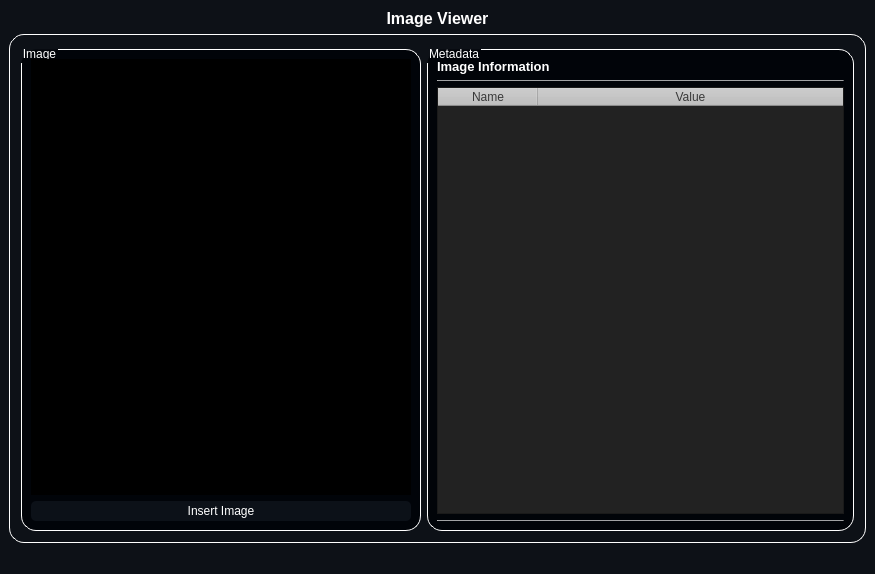
mo-gaafar/image-processing-toolbox, file resources/MainWindow.ui: the form before one commit.
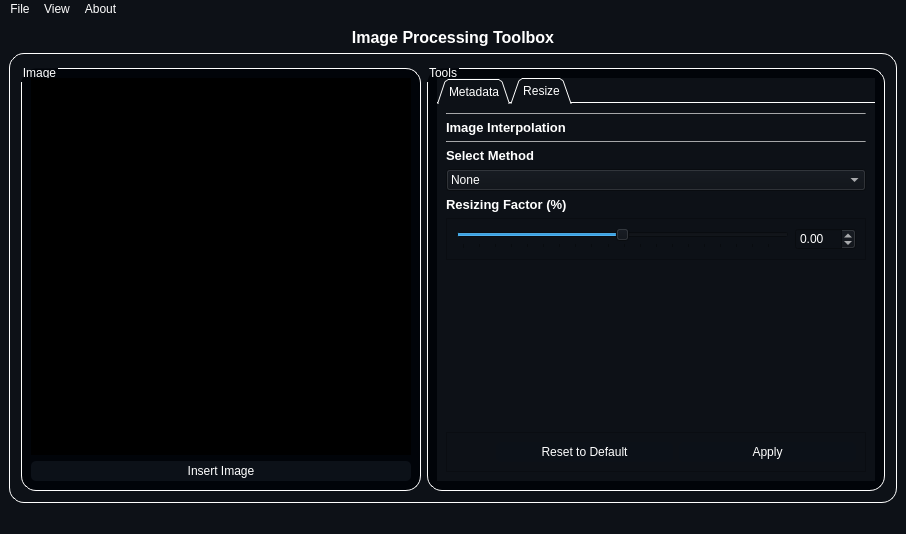
The form after the commit. The open tabs and pages were chosen to show the change. Icons and pictures are not drawn.

Diff of the .ui file:
```diff
--- a/resources/MainWindow.ui
+++ b/resources/MainWindow.ui
@@ -6,8 +6,8 @@
    <rect>
     <x>0</x>
     <y>0</y>
-    <width>875</width>
-    <height>574</height>
+    <width>906</width>
+    <height>534</height>
    </rect>
   </property>
   <property name="windowTitle">
@@ -89,6 +89,9 @@
                 <property name="scaledContents">
                  <bool>true</bool>
                 </property>
+                <property name="alignment">
+                 <set>Qt::AlignCenter</set>
+                </property>
                </widget>
               </item>
               <item row="2" column="0" colspan="2">
@@ -125,20 +128,15 @@
           </layout>
          </item>
          <item>
-          <layout class="QVBoxLayout" name="verticalLayout_6">
-           <property name="spacing">
-            <number>10</number>
+          <widget class="QGroupBox" name="groupBox_5">
+           <property name="minimumSize">
+            <size>
+             <width>400</width>
+             <height>0</height>
+            </size>
            </property>
-           <item>
-            <widget class="QGroupBox" name="groupBox_3">
-             <property name="maximumSize">
-              <size>
-               <width>650</width>
-               <height>16777215</height>
-              </size>
-             </property>
-             <property name="styleSheet">
-              <string notr="true">QGroupBox {
+           <property name="styleSheet">
+            <string notr="true">QGroupBox {
 background-color: rgb(1, 4, 9);
 border: 1.2px solid #ffffff;
 border-style: outset;
@@ -150,79 +148,90 @@
     padding: -5px 0px 0px 0px;
     color: rgb(255, 255, 255);
 }</string>
-             </property>
-             <property name="title">
-              <string>Metadata</string>
-             </property>
-             <layout class="QGridLayout" name="gridLayout_3">
-              <item row="0" column="0">
-               <widget class="QWidget" name="widget" native="true">
-                <property name="maximumSize">
-                 <size>
-                  <width>16777215</width>
-                  <height>39</height>
-                 </size>
-                </property>
-                <property name="styleSheet">
-                 <string notr="true">background-color: transparent;</string>
-                </property>
-                <layout class="QHBoxLayout" name="horizontalLayout">
-                 <property name="leftMargin">
-                  <number>0</number>
-                 </property>
-                 <property name="topMargin">
-                  <number>0</number>
-                 </property>
-                 <property name="rightMargin">
-                  <number>0</number>
-                 </property>
-                 <property name="bottomMargin">
-                  <number>0</number>
-                 </property>
-                 <item>
-                  <widget class="QLabel" name="label_2">
-                   <property name="text">
-                    <string>&lt;html&gt;&lt;head/&gt;&lt;body&gt;&lt;p&gt;&lt;span style=&quot; font-size:10pt; font-weight:600;&quot;&gt;Image Information&lt;/span&gt;&lt;/p&gt;&lt;/body&gt;&lt;/html&gt;</string>
-                   </property>
-                  </widget>
-                 </item>
-                </layout>
-               </widget>
-              </item>
-              <item row="1" column="0">
-               <widget class="Line" name="line">
-                <property name="maximumSize">
-                 <size>
-                  <width>16777215</width>
-                  <height>1</height>
-                 </size>
-                </property>
-                <property name="styleSheet">
-                 <string notr="true">background-color: rgba(255, 255, 255, 100);</string>
-                </property>
-                <property name="orientation">
-                 <enum>Qt::Horizontal</enum>
-                </property>
-               </widget>
-              </item>
-              <item row="3" column="0">
-               <widget class="Line" name="line_2">
-                <property name="maximumSize">
-                 <size>
-                  <width>16777215</width>
-                  <height>1</height>
-                 </size>
-                </property>
-                <property name="styleSheet">
-                 <string notr="true">background-color: rgba(255, 255, 255,100);</string>
-                </property>
-                <property name="orientation">
-                 <enum>Qt::Horizontal</enum>
-                </property>
-               </widget>
-              </item>
-              <item row="2" column="0">
-               <layout class="QHBoxLayout" name="horizontalLayout_6">
+           </property>
+           <property name="title">
+            <string>Tools</string>
+           </property>
+           <layout class="QGridLayout" name="gridLayout_3">
+            <item row="0" column="0">
+             <widget class="QTabWidget" name="tabWidget">
+              <property name="enabled">
+               <bool>true</bool>
+              </property>
+              <property name="autoFillBackground">
+               <bool>false</bool>
+              </property>
+              <property name="styleSheet">
+               <string notr="true"/>
+              </property>
+              <property name="tabShape">
+               <enum>QTabWidget::Triangular</enum>
+              </property>
+              <property name="currentIndex">
+               <number>0</number>
+              </property>
+              <property name="elideMode">
+               <enum>Qt::ElideNone</enum>
+              </property>
+              <property name="usesScrollButtons">
+               <bool>true</bool>
+              </property>
+              <property name="documentMode">
+               <bool>true</bool>
+              </property>
+              <property name="tabsClosable">
+               <bool>false</bool>
+              </property>
+              <property name="movable">
+               <bool>true</bool>
+              </property>
+              <property name="tabBarAutoHide">
+               <bool>false</bool>
+              </property>
+              <widget class="QWidget" name="tab_1">
+               <attribute name="title">
+                <string>Metadata</string>
+               </attribute>
+               <layout class="QVBoxLayout" name="verticalLayout">
+                <item>
+                 <widget class="Line" name="line_4">
+                  <property name="maximumSize">
+                   <size>
+                    <width>16777215</width>
+                    <height>1</height>
+                   </size>
+                  </property>
+                  <property name="styleSheet">
+                   <string notr="true">background-color: rgba(255, 255, 255,100);</string>
+                  </property>
+                  <property name="orientation">
+                   <enum>Qt::Horizontal</enum>
+                  </property>
+                 </widget>
+                </item>
+                <item>
+                 <widget class="QLabel" name="label_2">
+                  <property name="text">
+                   <string>&lt;html&gt;&lt;head/&gt;&lt;body&gt;&lt;p&gt;&lt;span style=&quot; font-size:10pt; font-weight:600;&quot;&gt;Image Information&lt;/span&gt;&lt;/p&gt;&lt;/body&gt;&lt;/html&gt;</string>
+                  </property>
+                 </widget>
+                </item>
+                <item>
+                 <widget class="Line" name="line_3">
+                  <property name="maximumSize">
+                   <size>
+                    <width>16777215</width>
+                    <height>1</height>
+                   </size>
+                  </property>
+                  <property name="styleSheet">
+                   <string notr="true">background-color: rgba(255, 255, 255,100);</string>
+                  </property>
+                  <property name="orientation">
+                   <enum>Qt::Horizontal</enum>
+                  </property>
+                 </widget>
+                </item>
                 <item>
                  <widget class="QTableWidget" name="metadata_tablewidget">
                   <property name="sizePolicy">
@@ -306,10 +315,238 @@
                  </widget>
                 </item>
                </layout>
-              </item>
-             </layout>
-            </widget>
-           </item>
+              </widget>
+              <widget class="QWidget" name="tab_5">
+               <attribute name="title">
+                <string>Resize</string>
+               </attribute>
+               <layout class="QVBoxLayout" name="verticalLayout_2">
+                <item>
+                 <widget class="Line" name="line_6">
+                  <property name="maximumSize">
+                   <size>
+                    <width>16777215</width>
+                    <height>1</height>
+                   </size>
+                  </property>
+                  <property name="styleSheet">
+                   <string notr="true">background-color: rgba(255, 255, 255,100);</string>
+                  </property>
+                  <property name="orientation">
+                   <enum>Qt::Horizontal</enum>
+                  </property>
+                 </widget>
+                </item>
+                <item>
+                 <widget class="QLabel" name="label_3">
+                  <property name="text">
+                   <string>&lt;html&gt;&lt;head/&gt;&lt;body&gt;&lt;p&gt;&lt;span style=&quot; font-size:10pt; font-weight:600;&quot;&gt;Image Interpolation&lt;/span&gt;&lt;/p&gt;&lt;/body&gt;&lt;/html&gt;</string>
+                  </property>
+                 </widget>
+                </item>
+                <item>
+                 <widget class="Line" name="line_5">
+                  <property name="maximumSize">
+                   <size>
+                    <width>16777215</width>
+                    <height>1</height>
+                   </size>
+                  </property>
+                  <property name="styleSheet">
+                   <string notr="true">background-color: rgba(255, 255, 255,100);</string>
+                  </property>
+                  <property name="orientation">
+                   <enum>Qt::Horizontal</enum>
+                  </property>
+                 </widget>
+                </item>
+                <item>
+                 <widget class="QLabel" name="label_4">
+                  <property name="text">
+                   <string>&lt;html&gt;&lt;head/&gt;&lt;body&gt;&lt;p&gt;&lt;span style=&quot; font-size:10pt; font-weight:600;&quot;&gt;Select Method&lt;/span&gt;&lt;/p&gt;&lt;/body&gt;&lt;/html&gt;</string>
+                  </property>
+                 </widget>
+                </item>
+                <item>
+                 <widget class="QComboBox" name="interpolate_combobox">
+                  <item>
+                   <property name="text">
+                    <string>None</string>
+                   </property>
+                  </item>
+                  <item>
+                   <property name="text">
+                    <string>Nearest-Neighbor</string>
+                   </property>
+                  </item>
+                  <item>
+                   <property name="text">
+                    <string>Bilinear</string>
+                   </property>
+                  </item>
+                 </widget>
+                </item>
+                <item>
+                 <widget class="QLabel" name="label_5">
+                  <property name="text">
+                   <string>&lt;html&gt;&lt;head/&gt;&lt;body&gt;&lt;p&gt;&lt;span style=&quot; font-size:10pt; font-weight:600;&quot;&gt;Resizing Factor (%)&lt;/span&gt;&lt;/p&gt;&lt;/body&gt;&lt;/html&gt;</string>
+                  </property>
+                 </widget>
+                </item>
+                <item>
+                 <widget class="QFrame" name="frame">
+                  <property name="minimumSize">
+                   <size>
+                    <width>0</width>
+                    <height>30</height>
+                   </size>
+                  </property>
+                  <property name="frameShape">
+                   <enum>QFrame::StyledPanel</enum>
+                  </property>
+                  <property name="frameShadow">
+                   <enum>QFrame::Raised</enum>
+                  </property>
+                  <layout class="QHBoxLayout" name="horizontalLayout_2">
+                   <item>
+                    <widget class="QSlider" name="resize_slider">
+                     <property name="minimum">
+                      <number>-99</number>
+                     </property>
+                     <property name="orientation">
+                      <enum>Qt::Horizontal</enum>
+                     </property>
+                     <property name="tickPosition">
+                      <enum>QSlider::TicksBelow</enum>
+                     </property>
+                     <property name="tickInterval">
+                      <number>10</number>
+                     </property>
+                    </widget>
+                   </item>
+                   <item>
+                    <widget class="QDoubleSpinBox" name="resize_spinbox">
+                     <property name="minimum">
+                      <double>-99.989999999999995</double>
+                     </property>
+                    </widget>
+                   </item>
+                  </layout>
+                 </widget>
+                </item>
+                <item>
+                 <spacer name="verticalSpacer">
+                  <property name="orientation">
+                   <enum>Qt::Vertical</enum>
+                  </property>
+                  <property name="sizeType">
+                   <enum>QSizePolicy::MinimumExpanding</enum>
+                  </property>
+                  <property name="sizeHint" stdset="0">
+                   <size>
+                    <width>20</width>
+                    <height>40</height>
+                   </size>
+                  </property>
+                 </spacer>
+                </item>
+                <item>
+                 <widget class="QFrame" name="frame_2">
+                  <property name="minimumSize">
+                   <size>
+                    <width>0</width>
+                    <height>40</height>
+                   </size>
+                  </property>
+                  <property name="frameShape">
+                   <enum>QFrame::StyledPanel</enum>
+                  </property>
+                  <property name="frameShadow">
+                   <enum>QFrame::Raised</enum>
+                  </property>
+                  <layout class="QHBoxLayout" name="horizontalLayout_4">
+                   <item>
+                    <spacer name="horizontalSpacer">
+                     <property name="orientation">
+                      <enum>Qt::Horizontal</enum>
+                     </property>
+                     <property name="sizeType">
+                      <enum>QSizePolicy::Preferred</enum>
+                     </property>
+                     <property name="sizeHint" stdset="0">
+                      <size>
+                       <width>40</width>
+                       <height>20</height>
+                      </size>
+                     </property>
+                    </spacer>
+                   </item>
+                   <item>
+                    <widget class="QPushButton" name="resize_reset">
+                     <property name="styleSheet">
+                      <string notr="true">QPushButton {
+    border-radius: 5px;
+    border-style: outset;
+    background: rgb(12, 17, 24);
+	padding: 3;
+    }
+
+QPushButton:hover {
+    background: rgb(63, 95, 127)
+    }
+
+QPushButton:pressed {
+    border-style: inset;
+    background:rgb(20, 20, 20)
+    }</string>
+                     </property>
+                     <property name="text">
+                      <string>Reset to Default</string>
+                     </property>
+                    </widget>
+                   </item>
+                   <item>
+                    <widget class="QPushButton" name="resize_apply">
+                     <property name="styleSheet">
+                      <string notr="true">QPushButton {
+    border-radius: 5px;
+    border-style: outset;
+    background: rgb(12, 17, 24);
+	padding: 3;
+    }
+
+QPushButton:hover {
+    background: rgb(63, 95, 127)
+    }
+
+QPushButton:pressed {
+    border-style: inset;
+    background:rgb(20, 20, 20)
+    }</string>
+                     </property>
+                     <property name="text">
+                      <string>Apply</string>
+                     </property>
+                    </widget>
+                   </item>
+                  </layout>
+                 </widget>
+                </item>
+                <item>
+                 <layout class="QHBoxLayout" name="horizontalLayout"/>
+                </item>
+               </layout>
+              </widget>
+             </widget>
+            </item>
+           </layout>
+          </widget>
+         </item>
+         <item>
+          <layout class="QVBoxLayout" name="verticalLayout_6">
+           <property name="spacing">
+            <number>10</number>
+           </property>
           </layout>
          </item>
         </layout>
@@ -326,7 +563,7 @@
        </size>
       </property>
       <property name="text">
-       <string>&lt;html&gt;&lt;head/&gt;&lt;body&gt;&lt;p align=&quot;center&quot;&gt;&lt;span style=&quot; font-size:12pt; font-weight:600;&quot;&gt;Image Viewer&lt;/span&gt;&lt;/p&gt;&lt;/body&gt;&lt;/html&gt;</string>
+       <string>&lt;html&gt;&lt;head/&gt;&lt;body&gt;&lt;p align=&quot;center&quot;&gt;&lt;span style=&quot; font-size:12pt; font-weight:600;&quot;&gt;Image Processing Toolbox&lt;/span&gt;&lt;/p&gt;&lt;/body&gt;&lt;/html&gt;</string>
       </property>
      </widget>
     </item>
@@ -337,10 +574,34 @@
     <rect>
      <x>0</x>
      <y>0</y>
-     <width>875</width>
+     <width>906</width>
      <height>21</height>
     </rect>
    </property>
+   <widget class="QMenu" name="menuFile">
+    <property name="title">
+     <string>File</string>
+    </property>
+    <addaction name="actionOpen"/>
+    <addaction name="actionSave_As"/>
+    <addaction name="actionSave"/>
+   </widget>
+   <widget class="QMenu" name="menuView">
+    <property name="title">
+     <string>View</string>
+    </property>
+    <addaction name="actionMetadata"/>
+    <addaction name="actionResizer"/>
+   </widget>
+   <widget class="QMenu" name="menuAbout">
+    <property name="title">
+     <string>About</string>
+    </property>
+    <addaction name="actionAbout_Us"/>
+   </widget>
+   <addaction name="menuFile"/>
+   <addaction name="menuView"/>
+   <addaction name="menuAbout"/>
   </widget>
   <widget class="QStatusBar" name="statusbar"/>
  </widget>
```
Left out of the diff: 60 changed lines with no effect on the pictures.
